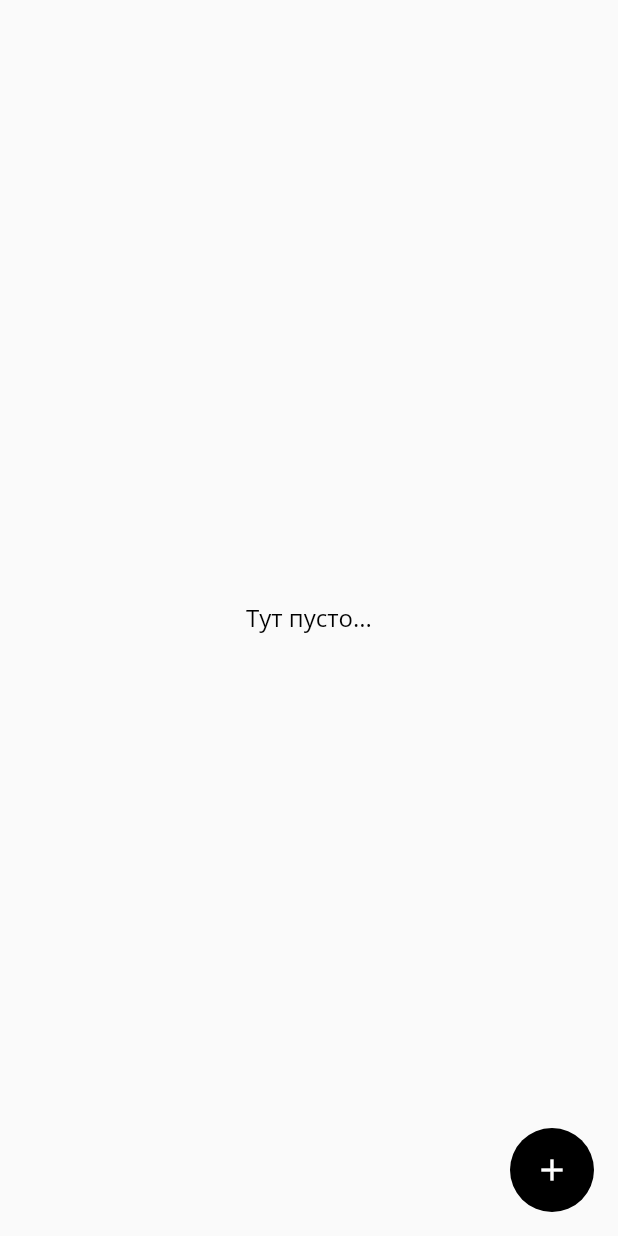
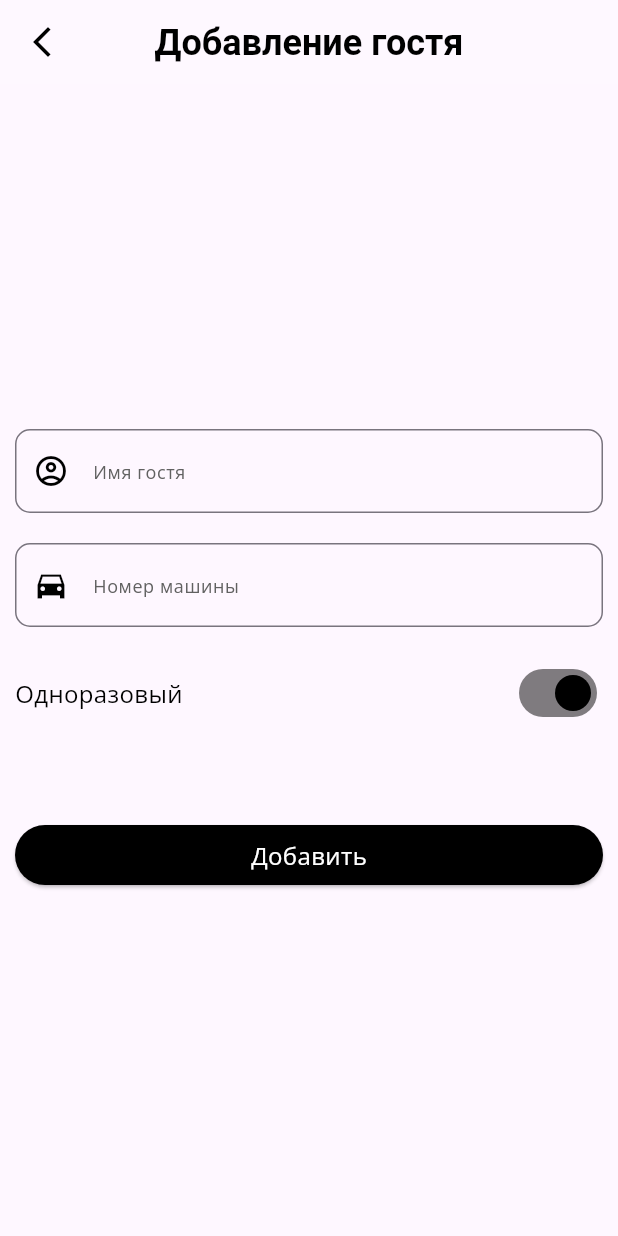
Before and after one commit to Yaroslv2/Shlagbaum, a Flutter app: the HomePageSussess screen opened directly, after a tap on the "add" icon, on a phone screen of 412 x 824 dp. Run offline on Flutter 3.47's test engine with Material 2 defaults, Android fonts, the light colour scheme and no system bars; our stand-ins replace bloc, dio, equatable, flutter_bloc, google_fonts, shared_preferences; missing offline and left inert: jwt_decode; accounts and stored records are empty; network calls fail.

Commit message:
add new page

```diff
--- a/lib/application/bloc/home_page/home_page_bloc.dart
+++ b/lib/application/bloc/home_page/home_page_bloc.dart
@@ -2,12 +2,13 @@ import 'package:bloc/bloc.dart';
 import 'package:equatable/equatable.dart';
 import 'package:shlagbaum/application/service/home_page_sevice.dart';
 import 'package:shlagbaum/models/car_number.dart';
+import 'package:shlagbaum/models/response.dart';
 
 part 'home_page_event.dart';
 part 'home_page_state.dart';
 
 class HomePageBloc extends Bloc<HomePageEvent, HomePageState> {
-  HomePageService _service;
+  final HomePageService _service;
   HomePageBloc(HomePageService service)
       : _service = service,
         super(HomePageState.initial()) {
@@ -18,12 +19,12 @@ class HomePageBloc extends Bloc<HomePageEvent, HomePageState> {
       _LoadingPageEvent event, Emitter<HomePageState> emit) async {
     emit(state.copyWith(state: homeState.loading));
 
-    final response = await _service.loadingData();
+    final MyResponse response = await _service.loadingData();
     if (response.statusCode == 200) {
-      List<CarNumber> list = state.numbers;
+      List<GuestCarNumber> list = [];
       list.addAll(
-        List<CarNumber>.from(
-          response.body["carNumbers"].map((i) => CarNumber.fromJson(i)),
+        List<GuestCarNumber>.from(
+          response.body["guests"].map((i) => GuestCarNumber.fromJson(i)),
         ),
       );
       emit(state.copyWith(
--- a/lib/application/bloc/home_page/home_page_state.dart
+++ b/lib/application/bloc/home_page/home_page_state.dart
@@ -2,7 +2,7 @@ part of 'home_page_bloc.dart';
 
 class HomePageState extends Equatable {
   homeState? state;
-  List<CarNumber> numbers;
+  List<GuestCarNumber> numbers;
   String? errorMessage;
 
   HomePageState({
@@ -11,11 +11,11 @@ class HomePageState extends Equatable {
     this.errorMessage,
   });
 
-  factory HomePageState.initial() => HomePageState(numbers: const []);
+  factory HomePageState.initial() => HomePageState(numbers: []);
 
   HomePageState copyWith({
     homeState? state,
-    List<CarNumber>? numbers,
+    List<GuestCarNumber>? numbers,
     String? errorMessage,
   }) =>
       HomePageState(
--- a/lib/application/service/home_page_sevice.dart
+++ b/lib/application/service/home_page_sevice.dart
@@ -24,7 +24,7 @@ class HomePageService {
     if (!(await _storage.isHaveToken())) {
       return MyResponse.withError("Непредвиденная ошибка", 0);
     }
-    final token = _storage.getTokenInStorage();
+    final token = await _storage.getTokenInStorage();
 
     var params = {
       "token": token,
@@ -35,10 +35,9 @@ class HomePageService {
         loadingHomePageRoute,
         data: json.encode(params),
       );
-      if (response.data["error"]) {
+      if (response.data["error"] != null) {
         result = MyResponse.withError(response.data["error"], 0);
       } else {
-
         result = MyResponse(response.data, response.statusCode);
       }
     } catch (errorMessage) {
--- a/lib/application/service/server_info.dart
+++ b/lib/application/service/server_info.dart
@@ -6,4 +6,4 @@ const loginWithPasswordRoute = "/login";
 
 const registrtionRoute = "/registr";
 
-const loadingHomePageRoute = "";
+const loadingHomePageRoute = "/get_guests";
--- a/lib/models/car_number.dart
+++ b/lib/models/car_number.dart
@@ -1,17 +1,20 @@
-class CarNumber {
-  int role;
+class GuestCarNumber {
   String number;
-  String? deadTime;
+  int id;
+  String guestName;
+  bool oneTime;
 
-  CarNumber({
-    required this.role,
+  GuestCarNumber({
     required this.number,
-    this.deadTime,
+    required this.id,
+    required this.guestName,
+    required this.oneTime,
   });
 
-  factory CarNumber.fromJson(Map<String, dynamic> json) => CarNumber(
-        role: json["role"],
-        number: json["number"],
-        deadTime: json["role"] == 0 ? null : json["deadTime"],
+  factory GuestCarNumber.fromJson(Map<String, dynamic> json) => GuestCarNumber(
+        id: json["guest_id"],
+        number: json["car_num"],
+        guestName: json["guest_name"],
+        oneTime: json["one_time_vizit"],
       );
 }
--- /dev/null
+++ b/lib/presentation/add_guest_page.dart
@@ -0,0 +1,164 @@
+import 'package:flutter/material.dart';
+import 'package:shlagbaum/application/bloc/home_page/home_page_bloc.dart';
+import 'package:shlagbaum/application/service/server_info.dart';
+
+// class GuestFormControllers {
+//   final nameController = TextEditingController();
+// }
+
+class AddNewGuest extends StatelessWidget {
+  final bloc;
+  const AddNewGuest({super.key, required this.bloc});
+
+  @override
+  Widget build(BuildContext context) {
+    return Scaffold(
+      appBar: AppBar(
+        leading: IconButton(
+          onPressed: () {
+            Navigator.pop(context);
+          },
+          icon: const Icon(
+            Icons.arrow_back_ios_new,
+            color: Colors.black,
+          ),
+        ),
+        title: Text(
+          "Добавление гостя",
+          style: Theme.of(context)
+              .textTheme
+              .headlineMedium!
+              .copyWith(fontSize: 24),
+        ),
+        centerTitle: true,
+      ),
+      body: Padding(
+        padding: EdgeInsets.symmetric(horizontal: 10, vertical: 15),
+        child: Center(child: GuestForm(bloc: bloc)),
+      ),
+    );
+  }
+}
+
+class GuestForm extends StatefulWidget {
+  final bloc;
+  const GuestForm({super.key, required this.bloc});
+
+  @override
+  State<GuestForm> createState() => _GuestFormState();
+}
+
+class _GuestFormState extends State<GuestForm> {
+  final nameController = TextEditingController();
+  final carNumberController = TextEditingController();
+  var oneVizit = true;
+
+  @override
+  Widget build(BuildContext context) {
+    return Form(
+      child: SingleChildScrollView(
+        clipBehavior: Clip.none,
+        child: Column(
+          children: [
+            TextFormField(
+              controller: nameController,
+              cursorColor: Colors.black,
+              decoration: InputDecoration(
+                label: Text(
+                  "Имя гостя",
+                  style: Theme.of(context).textTheme.bodySmall,
+                ),
+                prefixIcon: const Icon(
+                  Icons.account_circle_outlined,
+                  color: Colors.black,
+                ),
+                border: OutlineInputBorder(
+                  borderSide: const BorderSide(color: Colors.grey),
+                  borderRadius: BorderRadius.circular(10),
+                ),
+                focusedBorder: OutlineInputBorder(
+                  borderSide: const BorderSide(color: Colors.black),
+                  borderRadius: BorderRadius.circular(10),
+                ),
+              ),
+              validator: (value) {
+                if (value == null || value.isEmpty) {
+                  return "Пожалуйста, заполните это поле";
+                }
+                return null;
+              },
+            ),
+            Padding(padding: EdgeInsets.symmetric(vertical: 10)),
+            TextFormField(
+              controller: carNumberController,
+              cursorColor: Colors.black,
+              decoration: InputDecoration(
+                label: Text(
+                  "Номер машины",
+                  style: Theme.of(context).textTheme.bodySmall,
+                ),
+                prefixIcon: const Icon(
+                  Icons.directions_car_sharp,
+                  color: Colors.black,
+                ),
+                border: OutlineInputBorder(
+                  borderSide: const BorderSide(color: Colors.grey),
+                  borderRadius: BorderRadius.circular(10),
+                ),
+                focusedBorder: OutlineInputBorder(
+                  borderSide: const BorderSide(color: Colors.black),
+                  borderRadius: BorderRadius.circular(10),
+                ),
+              ),
+              validator: (value) {
+                if (value == null || value.isEmpty || value.length != 7) {
+                  return "Некорректный номер машины";
+                }
+                return null;
+              },
+            ),
+            Padding(padding: EdgeInsets.symmetric(vertical: 10)),
+            Row(
+              mainAxisAlignment: MainAxisAlignment.spaceBetween,
+              children: [
+                Text(
+                  "Одноразовый",
+                  style: Theme.of(context).textTheme.bodyMedium,
+                ),
+                Switch(
+                  value: oneVizit,
+                  activeColor: Colors.black,
+                  onChanged: (value) {
+                    setState(() {
+                      oneVizit = value;
+                    });
+                  },
+                ),
+              ],
+            ),
+            const Padding(
+              padding: EdgeInsets.symmetric(vertical: 30),
+            ),
+            SizedBox(
+              width: double.infinity,
+              child: ElevatedButton(
+                onPressed: () {
+                  Navigator.pop(context);
+                  widget.bloc.add(HomePageEvent.lodingPage());
+                },
+                child: Text(
+                  "Добавить",
+                  style: Theme.of(context)
+                      .textTheme
+                      .bodyMedium!
+                      .copyWith(color: Colors.white),
+                ),
+                style: ElevatedButton.styleFrom(backgroundColor: Colors.black),
+              ),
+            ),
+          ],
+        ),
+      ),
+    );
+  }
+}
--- a/lib/presentation/home_page.dart
+++ b/lib/presentation/home_page.dart
@@ -1,7 +1,9 @@
 import 'package:flutter/material.dart';
 import 'package:flutter_bloc/flutter_bloc.dart';
+import 'package:shlagbaum/application/bloc/auth/auth_bloc.dart';
 import 'package:shlagbaum/application/bloc/home_page/home_page_bloc.dart';
 import 'package:shlagbaum/application/service/home_page_sevice.dart';
+import 'package:shlagbaum/presentation/add_guest_page.dart';
 
 class HomePage extends StatelessWidget {
   const HomePage({super.key});
@@ -68,23 +70,35 @@ class HomePageSussess extends StatelessWidget {
       }
     }
 
-    return Scaffold(
-      body: RefreshIndicator(
+    return RefreshIndicator(
+      displacement: 250,
+      strokeWidth: 3,
+      triggerMode: RefreshIndicatorTriggerMode.onEdge,
       onRefresh: () async {
-          BlocProvider.of<HomePageBloc>(context)
-              .add(HomePageEvent.lodingPage());
+        BlocProvider.of<HomePageBloc>(context).add(HomePageEvent.lodingPage());
       },
-        child: Padding(
+      backgroundColor: Colors.black,
+      child: Scaffold(
+        body: Padding(
           padding: const EdgeInsets.symmetric(vertical: 15, horizontal: 10),
           child: listViewBuilder(),
         ),
+        floatingActionButton: FloatingActionButton(
+          onPressed: () {
+            Navigator.push(
+              context,
+              MaterialPageRoute(
+                builder: ((_) => AddNewGuest(
+                      bloc: BlocProvider.of<HomePageBloc>(context),
+                    )),
               ),
-      floatingActionButton: FloatingActionButton(
-        onPressed: () {},
+            );
+          },
           backgroundColor: Colors.black,
           child: const Icon(
             Icons.add_outlined,
             color: Colors.white,
+          ),
         ),
       ),
     );
--- a/lib/theme.dart
+++ b/lib/theme.dart
@@ -2,6 +2,7 @@ import 'package:flutter/material.dart';
 import 'package:google_fonts/google_fonts.dart';
 
 ThemeData theme = ThemeData(
+  useMaterial3: true,
   primarySwatch: Colors.blue,
   appBarTheme: const AppBarTheme(elevation: 0, backgroundColor: Colors.white10),
   bottomAppBarTheme: const BottomAppBarTheme(elevation: 0),
@@ -22,7 +23,8 @@ ThemeData theme = ThemeData(
     headlineMedium: GoogleFonts.anonymousPro(
         color: Colors.black, fontSize: 32, fontWeight: FontWeight.bold),
   ),
-  floatingActionButtonTheme: FloatingActionButtonThemeData(
+  floatingActionButtonTheme: const FloatingActionButtonThemeData(
     elevation: 0,
+
   ),
 );
```
Lines whose indentation alone changed are shown as unchanged.
